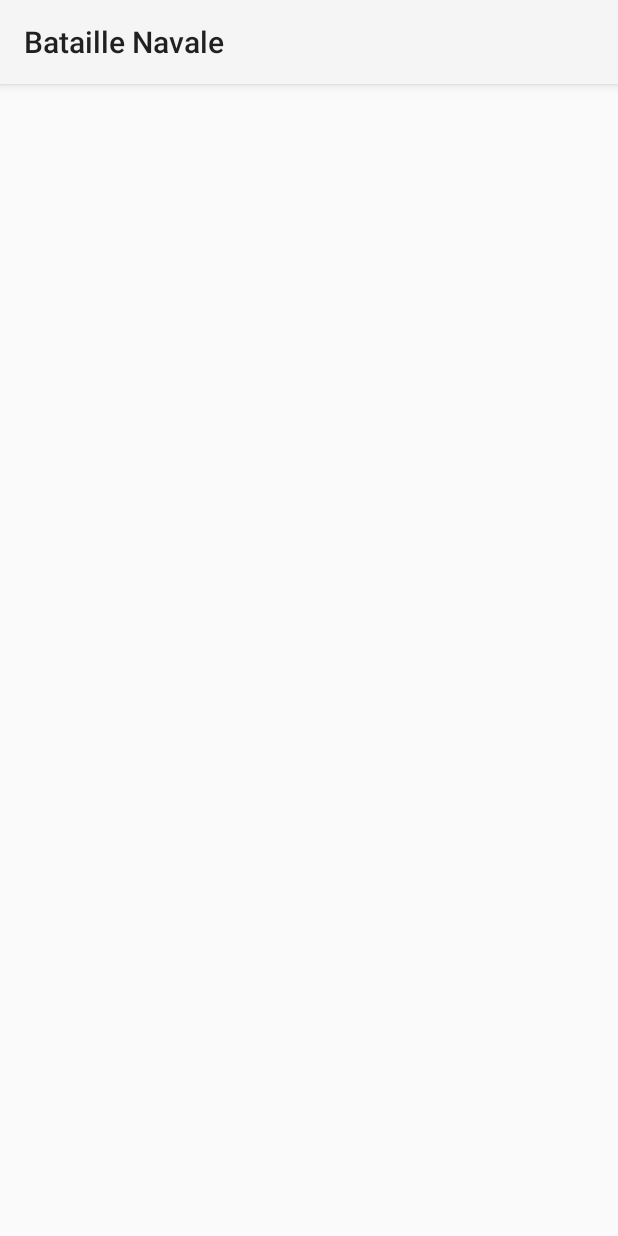
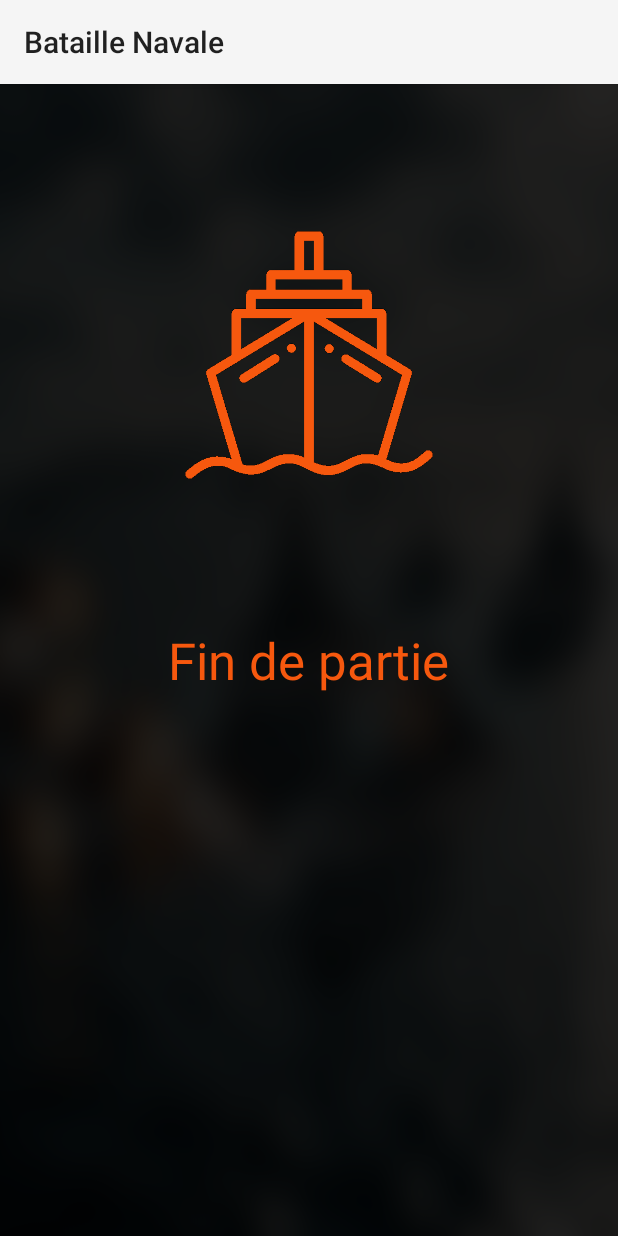
Before and after one commit to TNFB/Bataille-Navale, an Android app: the EndGame screen opened directly, with no data from a screen before it, on a phone screen of 412 x 824 dp. Run offline under Robolectric (Android 15) with nearby library versions, the phone set to English and light mode, and no system bars.

Commit message:
Win page + button design + level

```diff
--- a/app/src/main/java/com/CoMaTo/bataillenavale/player_menu.java
+++ b/app/src/main/java/com/CoMaTo/bataillenavale/player_menu.java
@@ -3,12 +3,12 @@ package com.CoMaTo.bataillenavale;
 import android.os.Bundle;
 import androidx.fragment.app.Fragment;
 import androidx.fragment.app.FragmentTransaction;
-
 import android.view.LayoutInflater;
 import android.view.View;
 import android.view.ViewGroup;
 import android.widget.EditText;
 import android.widget.ImageButton;
+import android.widget.TextView;
 import com.CoMaTo.bataillenavale.databinding.FragmentPlayerMenuBinding;
 
 public class player_menu extends Fragment {
@@ -37,10 +37,14 @@ public class player_menu extends Fragment {
         editText = view.findViewById(R.id.editText);
         saveButton = view.findViewById(R.id.saveButton);
         backButton = view.findViewById(R.id.backButton);
+        TextView levelPrint = view.findViewById(R.id.levelPrint);
 
         DataManager dataManager = new DataManager(requireContext());
         String pseudo = dataManager.getPseudo();
         editText.setHint(pseudo);
+
+        int niveau = dataManager.getNiveau();
+        levelPrint.setText(String.valueOf(niveau));
 
         saveButton.setOnClickListener(new View.OnClickListener() {
             @Override
--- a/app/src/main/res/layout/activity_end_game.xml
+++ b/app/src/main/res/layout/activity_end_game.xml
@@ -5,6 +5,41 @@
     android:id="@+id/main"
     android:layout_width="match_parent"
     android:layout_height="match_parent"
+    android:background="@drawable/background_profil"
     tools:context=".EndGame">
 
+    <TextView
+        android:id="@+id/resultat"
+        android:layout_width="wrap_content"
+        android:layout_height="wrap_content"
+        android:textSize="48sp"
+        app:layout_constraintBottom_toBottomOf="parent"
+        app:layout_constraintEnd_toEndOf="parent"
+        app:layout_constraintHorizontal_bias="0.498"
+        app:layout_constraintStart_toStartOf="parent"
+        app:layout_constraintTop_toBottomOf="@+id/textView4"
+        app:layout_constraintVertical_bias="0.089" />
+
+    <TextView
+        android:id="@+id/textView4"
+        android:layout_width="wrap_content"
+        android:layout_height="wrap_content"
+        android:text="Fin de partie"
+        android:textColor="#F6580E"
+        android:textSize="34sp"
+        app:layout_constraintBottom_toBottomOf="parent"
+        app:layout_constraintEnd_toEndOf="parent"
+        app:layout_constraintStart_toStartOf="parent"
+        app:layout_constraintTop_toTopOf="parent" />
+
+    <ImageView
+        android:id="@+id/imageView3"
+        android:layout_width="165dp"
+        android:layout_height="188dp"
+        android:contentDescription="Fin de partie"
+        app:layout_constraintBottom_toTopOf="@+id/textView4"
+        app:layout_constraintEnd_toEndOf="parent"
+        app:layout_constraintStart_toStartOf="parent"
+        app:layout_constraintTop_toTopOf="parent"
+        app:srcCompat="@drawable/boat_endgame_logo" />
 </androidx.constraintlayout.widget.ConstraintLayout>
--- a/app/src/main/res/layout/fragment_player_menu.xml
+++ b/app/src/main/res/layout/fragment_player_menu.xml
@@ -9,7 +9,7 @@
 
     <LinearLayout
         android:layout_width="match_parent"
-        android:layout_height="525dp"
+        android:layout_height="match_parent"
         android:orientation="vertical">
 
         <LinearLayout
@@ -22,6 +22,7 @@
                 android:layout_width="3dp"
                 android:layout_height="93dp"
                 android:layout_weight="1"
+                android:contentDescription="Retour en arrière"
                 android:scaleType="fitCenter"
                 android:src="@drawable/back" />
 
@@ -30,6 +31,7 @@
                 android:layout_width="65dp"
                 android:layout_height="163dp"
                 android:layout_weight="1"
+                android:contentDescription="Profil"
                 android:src="@drawable/user" />
 
             <ImageButton
@@ -37,6 +39,7 @@
                 android:layout_width="3dp"
                 android:layout_height="103dp"
                 android:layout_weight="1"
+                android:contentDescription="Sauvegarder"
                 android:scaleType="fitCenter"
                 android:src="@drawable/save" />
         </LinearLayout>
@@ -56,7 +59,6 @@
             android:layout_height="wrap_content"
             android:hint=""
             android:textColor="#F6580E"
-            android:textColorHint="#F6580E"
             android:textSize="34sp" />
 
         <LinearLayout
```
Also changed, not shown: app/src/main/java/com/CoMaTo/bataillenavale/DataManager.java (+10 -0 lines), app/src/main/res/layout/activity_main.xml (+6 -3 lines), app/src/main/res/drawable/boat_endgame_logo.png (added), app/src/main/res/drawable/flotte_config.png (added), app/src/main/res/drawable/main_menu.png (added).
